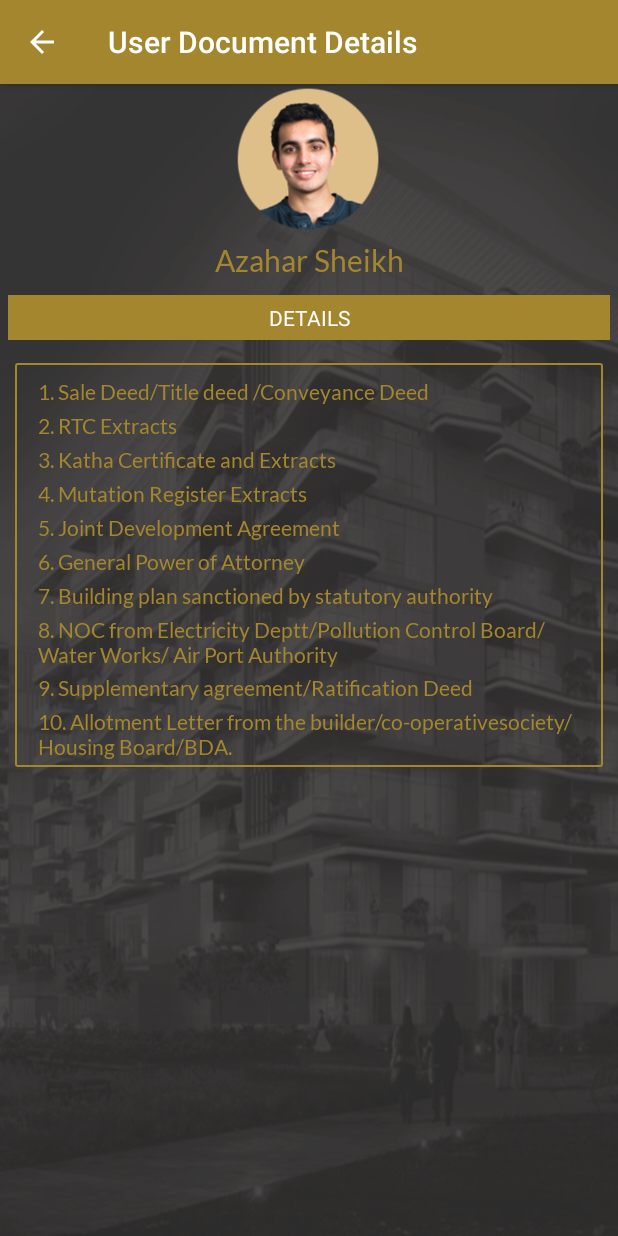
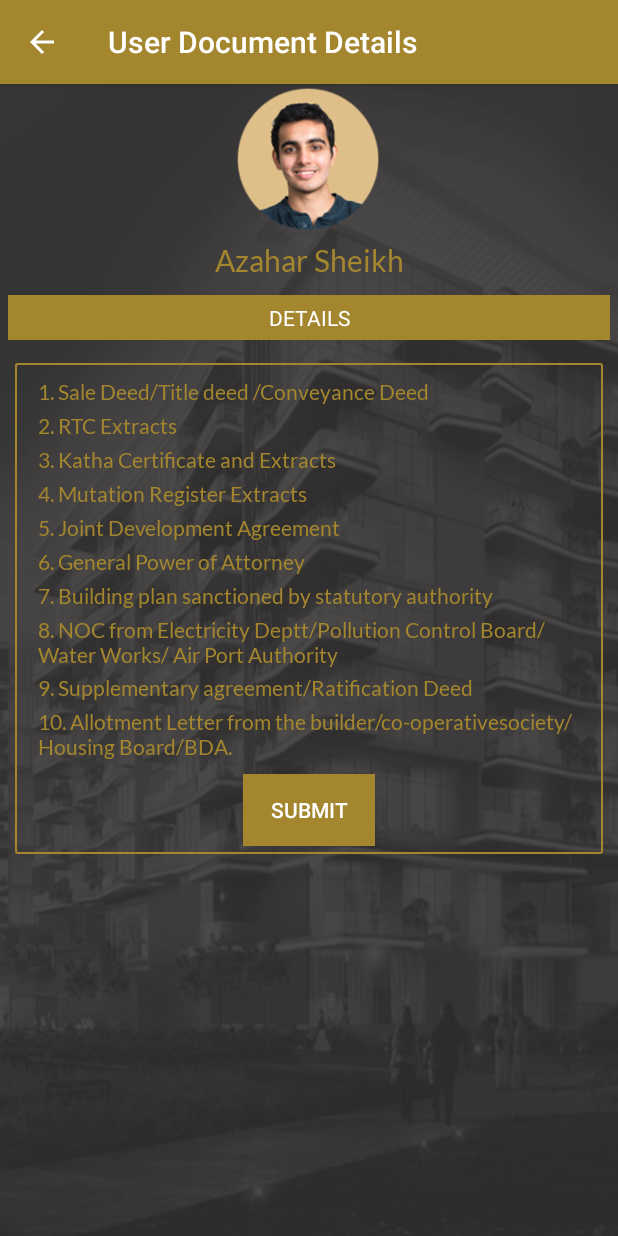
Before and after one commit to AzaharSheikh/RealEstateApp, an Android app: the RealtorViewUserDocumentDetails screen opened directly, with no data from a screen before it, on a phone screen of 412 x 824 dp. Run offline under Robolectric (Android 15) with nearby library versions, the light colour scheme and no system bars.

Commit message:
common project list changes

```diff
--- a/app/src/main/res/layout/realtor_project_list_row.xml
+++ b/app/src/main/res/layout/realtor_project_list_row.xml
@@ -119,7 +119,8 @@
             android:textColor="@color/gold"
             android:layout_width="match_parent"
             android:text="1048 sq ft"
-            android:layout_height="0dp" />
+            android:layout_height="0dp"
+            android:visibility="gone"/>
         <TextView
             android:layout_weight="1"
             android:visibility="invisible"
--- a/app/src/main/res/layout/realtor_view_user_doc_details.xml
+++ b/app/src/main/res/layout/realtor_view_user_doc_details.xml
@@ -194,6 +194,17 @@ android:padding="5dp"
                             android:layout_height="wrap_content"
                             android:id="@+id/txt_project_desc" />
 
+                        <Button
+                            android:id="@+id/btn_submit_user_doc"
+                            android:layout_gravity="center"
+                            android:layout_marginTop="10dp"
+
+                            android:textColor="@color/white"
+                            android:background="@color/gold"
+                            android:text="Submit"
+                            android:layout_width="wrap_content"
+                            android:layout_height="match_parent" />
+
                     </LinearLayout>
                 </ScrollView>
                 </LinearLayout>
```
Also changed, not shown: app/src/main/java/com/thoughtinterac/realestateapp/Fragments/CommonPageProjectFragment.java (+6 -6 lines).
